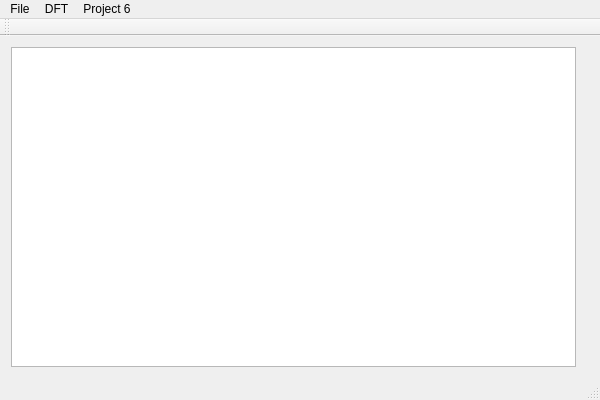
The window that mainwindow.ui (rizzlesauce/image-manipulator) describes before a commit, drawn with Qt 5.
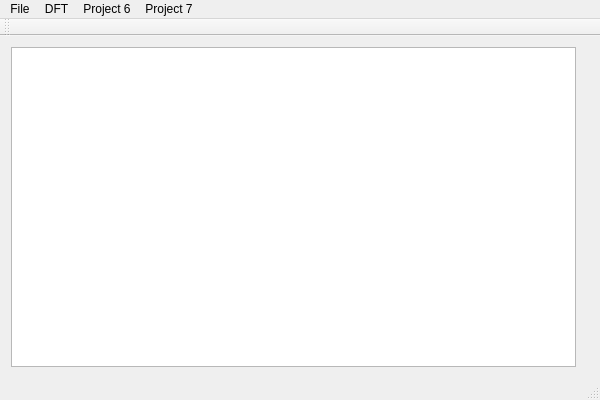
The same window after the commit.

```diff
--- a/mainwindow.ui
+++ b/mainwindow.ui
@@ -84,9 +84,16 @@
     </property>
     <addaction name="actionGenerate_sinusoid_image"/>
    </widget>
+   <widget class="QMenu" name="menuProject_8">
+    <property name="title">
+     <string>Project 7</string>
+    </property>
+    <addaction name="action1D_Low_Pass"/>
+   </widget>
    <addaction name="menuHi_Buddy"/>
    <addaction name="menuDFT"/>
    <addaction name="menuProject_6"/>
+   <addaction name="menuProject_8"/>
   </widget>
   <action name="actionOpen">
    <property name="text">
```
Left out of the diff: 5 changed lines with no effect on the pictures.
